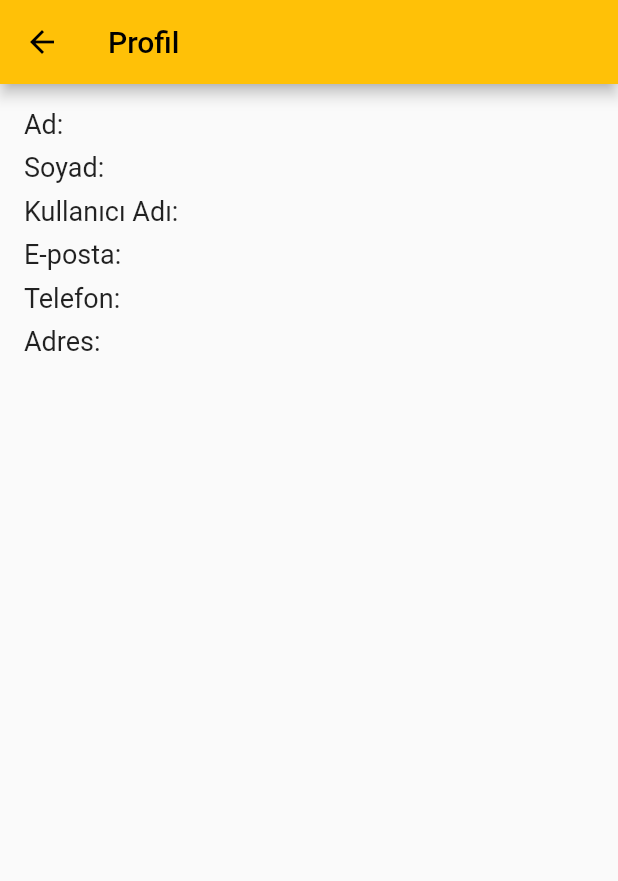
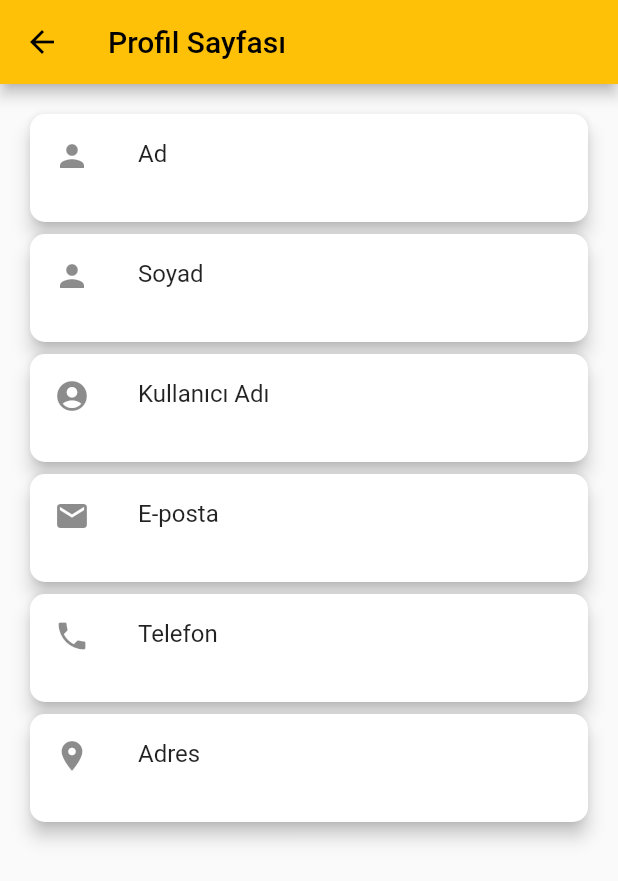
Before and after one commit to SametKaanKskn/calendar, a Flutter app: the ProfileScreen screen opened directly with empty values, on a phone screen of 412 x 824 dp. Shown: the top 881 px of the screen. Run offline on Flutter 3.47's test engine with Material 2 defaults, Android fonts, the phone set to English and light mode, and no system bars; our stand-ins replace cloud_firestore, firebase_auth, firebase_core, lottie; accounts and stored records are empty.

Commit message:
updated profile_page and added BottomNavigationBarItem

```diff
--- a/lib/login_page.dart
+++ b/lib/login_page.dart
@@ -1,3 +1,4 @@
+import 'package:calendar/home_page.dart';
 import 'package:calendar/profile_page.dart';
 import 'package:calendar/register.page.dart';
 import 'package:calendar/services/auth_service.dart';
@@ -27,7 +28,7 @@ class _LoginScreenState extends State<LoginScreen> {
       if (user != null) {
         Navigator.push(
           context,
-          MaterialPageRoute(builder: (context) => ProfileScreen(user.uid)),
+          MaterialPageRoute(builder: (context) => HomeScreen()),
         );
       } else {
         print("Oturum açarken hata oluştu");
--- a/lib/profile_page.dart
+++ b/lib/profile_page.dart
@@ -32,46 +32,35 @@ class _ProfileScreenState extends State<ProfileScreen> {
     }
   }
 
+  Widget _buildProfileCard(String title, String? value, IconData iconData) {
+    return Card(
+      shape: RoundedRectangleBorder(borderRadius: BorderRadius.circular(10)),
+      elevation: 5,
+      child: ListTile(
+        leading: Icon(iconData),
+        title: Text(title),
+        subtitle: Text(value ?? ''),
+      ),
+    );
+  }
+
   @override
   Widget build(BuildContext context) {
     return Scaffold(
       appBar: AppBar(
-        title: Text('Profil'),
+        title: Text('Profil Sayfası'),
       ),
       body: Padding(
         padding: const EdgeInsets.all(16.0),
-        child: Column(
-          crossAxisAlignment: CrossAxisAlignment.start,
+        child: ListView(
           children: [
-            Text(
-              'Ad: ${_userData['name'] ?? ''}',
-              style: TextStyle(fontSize: 18),
-            ),
-            SizedBox(height: 8),
-            Text(
-              'Soyad: ${_userData['surname'] ?? ''}',
-              style: TextStyle(fontSize: 18),
-            ),
-            SizedBox(height: 8),
-            Text(
-              'Kullanıcı Adı: ${_userData['username'] ?? ''}',
-              style: TextStyle(fontSize: 18),
-            ),
-            SizedBox(height: 8),
-            Text(
-              'E-posta: ${_userData['email'] ?? ''}',
-              style: TextStyle(fontSize: 18),
-            ),
-            SizedBox(height: 8),
-            Text(
-              'Telefon: ${_userData['phone'] ?? ''}',
-              style: TextStyle(fontSize: 18),
-            ),
-            SizedBox(height: 8),
-            Text(
-              'Adres: ${_userData['address'] ?? ''}',
-              style: TextStyle(fontSize: 18),
-            ),
+            _buildProfileCard('Ad', _userData['name'], Icons.person),
+            _buildProfileCard('Soyad', _userData['surname'], Icons.person),
+            _buildProfileCard(
+                'Kullanıcı Adı', _userData['username'], Icons.account_circle),
+            _buildProfileCard('E-posta', _userData['email'], Icons.email),
+            _buildProfileCard('Telefon', _userData['phone'], Icons.phone),
+            _buildProfileCard('Adres', _userData['address'], Icons.location_on),
           ],
         ),
       ),
```
Also changed, not shown: lib/home_page.dart (+54 -0 lines).
